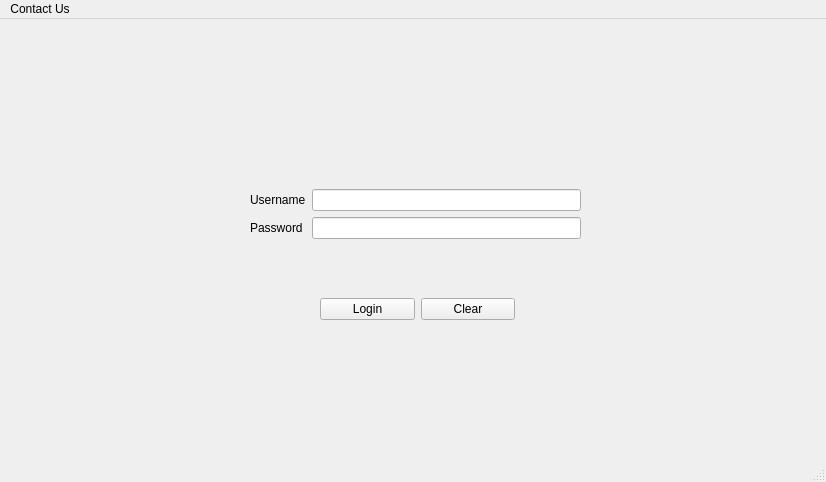
First picture: the form in EuropeanVacation/mainwindow.ui, repository Sakezone/CS1D-Project, before the edit.
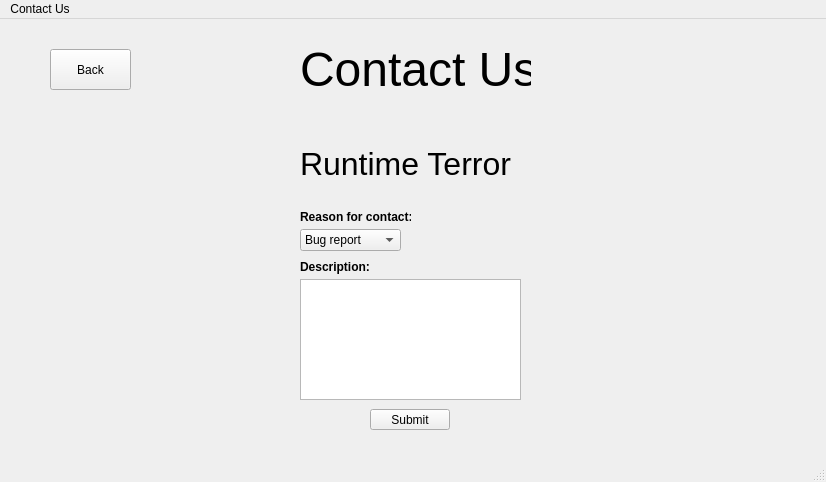
Second picture: the form after the edit.

Commit message:
add contact us page
Contact us page and team icon added. UI is not centered or super pretty but it works :banana:

Diff of the .ui file:
```diff
--- a/EuropeanVacation/mainwindow.ui
+++ b/EuropeanVacation/mainwindow.ui
@@ -24,7 +24,7 @@
      </rect>
     </property>
     <property name="currentIndex">
-     <number>0</number>
+     <number>1</number>
     </property>
     <widget class="QWidget" name="login_page">
      <widget class="QWidget" name="verticalLayoutWidget">
@@ -86,6 +86,141 @@
       </layout>
      </widget>
     </widget>
+    <widget class="QWidget" name="contactUs_Page">
+     <widget class="QLabel" name="iconLabel">
+      <property name="geometry">
+       <rect>
+        <x>380</x>
+        <y>70</y>
+        <width>41</width>
+        <height>41</height>
+       </rect>
+      </property>
+      <property name="text">
+       <string/>
+      </property>
+     </widget>
+     <widget class="QLabel" name="teamNameLabel">
+      <property name="geometry">
+       <rect>
+        <x>290</x>
+        <y>110</y>
+        <width>221</width>
+        <height>51</height>
+       </rect>
+      </property>
+      <property name="text">
+       <string>&lt;html&gt;&lt;head/&gt;&lt;body&gt;&lt;p&gt;&lt;span style=&quot; font-size:24pt;&quot;&gt;Runtime Terror&lt;/span&gt;&lt;/p&gt;&lt;/body&gt;&lt;/html&gt;</string>
+      </property>
+     </widget>
+     <widget class="QLabel" name="contactLabel">
+      <property name="geometry">
+       <rect>
+        <x>290</x>
+        <y>10</y>
+        <width>231</width>
+        <height>61</height>
+       </rect>
+      </property>
+      <property name="text">
+       <string>&lt;html&gt;&lt;head/&gt;&lt;body&gt;&lt;p&gt;&lt;span style=&quot; font-size:36pt;&quot;&gt;Contact Us&lt;/span&gt;&lt;/p&gt;&lt;/body&gt;&lt;/html&gt;</string>
+      </property>
+     </widget>
+     <widget class="QTextEdit" name="userInputBox">
+      <property name="geometry">
+       <rect>
+        <x>290</x>
+        <y>250</y>
+        <width>221</width>
+        <height>121</height>
+       </rect>
+      </property>
+      <property name="html">
+       <string>&lt;!DOCTYPE HTML PUBLIC &quot;-//W3C//DTD HTML 4.0//EN&quot; &quot;http://www.w3.org/TR/REC-html40/strict.dtd&quot;&gt;
+&lt;html&gt;&lt;head&gt;&lt;meta name=&quot;qrichtext&quot; content=&quot;1&quot; /&gt;&lt;style type=&quot;text/css&quot;&gt;
+p, li { white-space: pre-wrap; }
+&lt;/style&gt;&lt;/head&gt;&lt;body style=&quot; font-family:'MS Shell Dlg 2'; font-size:8.25pt; font-weight:400; font-style:normal;&quot;&gt;
+&lt;p style=&quot;-qt-paragraph-type:empty; margin-top:0px; margin-bottom:0px; margin-left:0px; margin-right:0px; -qt-block-indent:0; text-indent:0px;&quot;&gt;&lt;br /&gt;&lt;/p&gt;&lt;/body&gt;&lt;/html&gt;</string>
+      </property>
+     </widget>
+     <widget class="QLabel" name="descriptionLabel">
+      <property name="geometry">
+       <rect>
+        <x>290</x>
+        <y>230</y>
+        <width>111</width>
+        <height>16</height>
+       </rect>
+      </property>
+      <property name="text">
+       <string>&lt;html&gt;&lt;head/&gt;&lt;body&gt;&lt;p&gt;&lt;span style=&quot; font-weight:600;&quot;&gt;Description:&lt;/span&gt;&lt;/p&gt;&lt;/body&gt;&lt;/html&gt;</string>
+      </property>
+     </widget>
+     <widget class="QComboBox" name="comboBox">
+      <property name="geometry">
+       <rect>
+        <x>290</x>
+        <y>200</y>
+        <width>101</width>
+        <height>22</height>
+       </rect>
+      </property>
+      <item>
+       <property name="text">
+        <string>Bug report</string>
+       </property>
+      </item>
+      <item>
+       <property name="text">
+        <string>Feedback</string>
+       </property>
+      </item>
+      <item>
+       <property name="text">
+        <string>Suggestion</string>
+       </property>
+      </item>
+     </widget>
+     <widget class="QLabel" name="reasonLabel">
+      <property name="geometry">
+       <rect>
+        <x>290</x>
+        <y>180</y>
+        <width>111</width>
+        <height>16</height>
+       </rect>
+      </property>
+      <property name="text">
+       <string>&lt;html&gt;&lt;head/&gt;&lt;body&gt;&lt;p&gt;&lt;span style=&quot; font-weight:600;&quot;&gt;Reason for contact:&lt;/span&gt;&lt;/p&gt;&lt;/body&gt;&lt;/html&gt;</string>
+      </property>
+     </widget>
+     <widget class="QPushButton" name="submit_pushButton">
+      <property name="geometry">
+       <rect>
+        <x>360</x>
+        <y>380</y>
+        <width>80</width>
+        <height>21</height>
+       </rect>
+      </property>
+      <property name="text">
+       <string>Submit</string>
+      </property>
+     </widget>
+     <widget class="QPushButton" name="return_pushButton">
+      <property name="geometry">
+       <rect>
+        <x>40</x>
+        <y>20</y>
+        <width>81</width>
+        <height>41</height>
+       </rect>
+      </property>
+      <property name="text">
+       <string>Back</string>
+      </property>
+     </widget>
+    </widget>
     <widget class="QWidget" name="user_page">
      <widget class="QWidget" name="verticalLayoutWidget_2">
       <property name="geometry">
```
Left out of the diff: 13 changed lines with no effect on the pictures. The commit also changes 4 other files.
